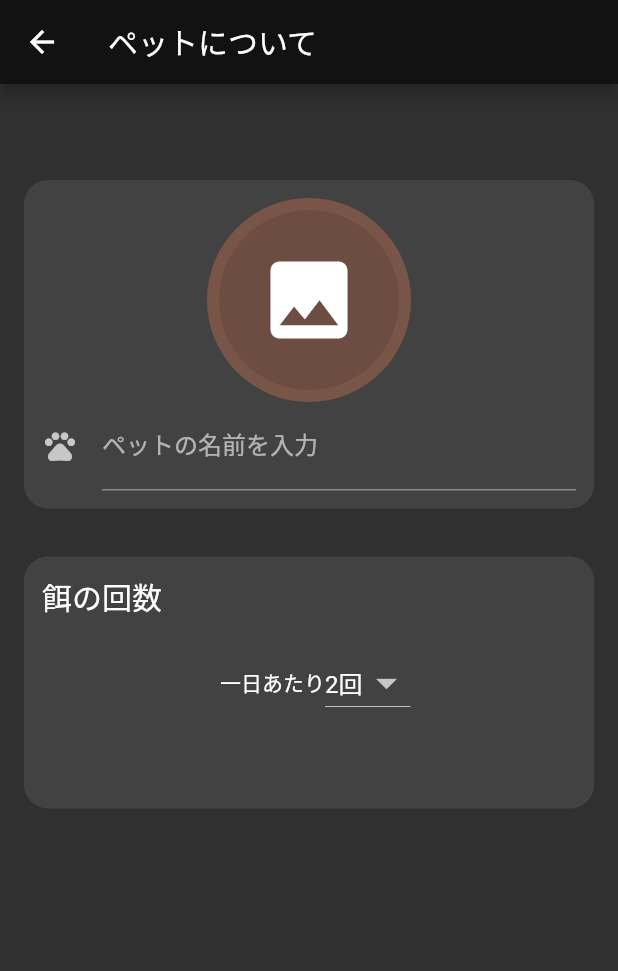
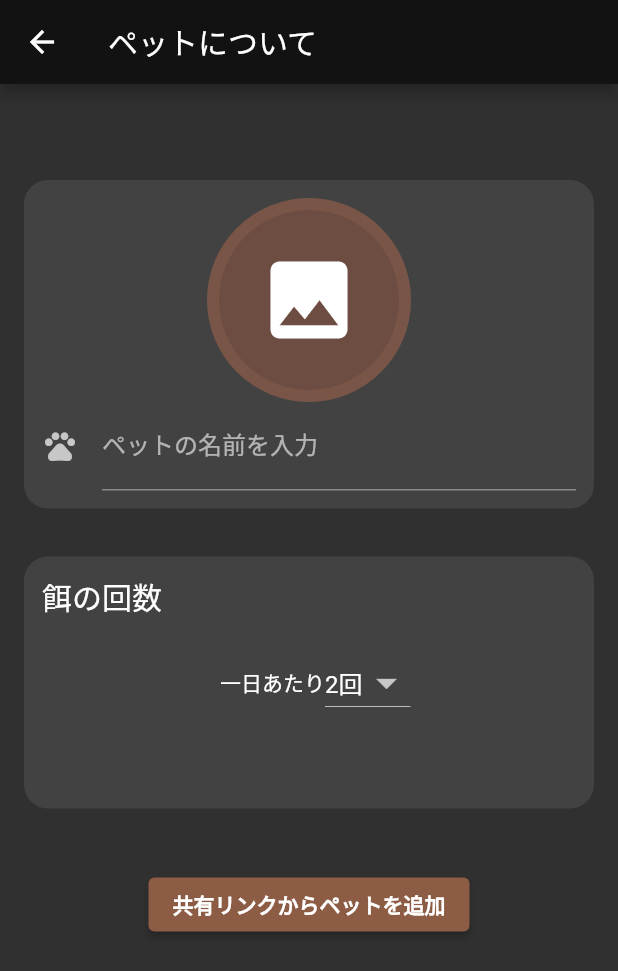
Before and after one commit to fummicc1/petfee, a Flutter app: the InputNewPetInfoPage screen opened directly, on a phone screen of 412 x 824 dp. Shown: the top 971 px of the screen. Run offline on Flutter 3.47's test engine with Material 2 defaults, Android fonts, the phone set to English and light mode, and no system bars; our stand-ins replace cloud_firestore, device_info_plus, firebase_auth, firebase_dynamic_links, firebase_messaging, firebase_storage and 6 more; accounts and stored records are empty; network calls fail.

Commit message:
Create scan_pet_group button in add_new_pet_page

```diff
--- a/app/lib/main.dart
+++ b/app/lib/main.dart
@@ -3,6 +3,7 @@ import 'package:flutter/material.dart';
 import 'package:flutter_riverpod/flutter_riverpod.dart';
 import 'package:intl/date_symbol_data_local.dart';
 import 'package:petfee/domain/entities/pet.dart';
+import 'package:petfee/ui/pages/pet_group/scan_group/widget.dart';
 import '/ui/pages/pet_detail/widget.dart';
 import '/ui/pages/pet_list/widget.dart';
 import '/ui/pages/root_page.dart';
@@ -55,6 +56,7 @@ class _MyAppState extends State<MyApp> {
           final pet = ModalRoute.of(context)?.settings.arguments as Pet;
           return PetDetailPage(pet: pet);
         },
+        ScanPetGroupPage.pageName: (context) => const ScanPetGroupPage(),
       },
     );
   }
--- a/app/lib/ui/pages/add_new_pet/pet_info/widget.dart
+++ b/app/lib/ui/pages/add_new_pet/widget.dart
@@ -4,10 +4,11 @@ import 'package:flutter/foundation.dart';
 import 'package:flutter/material.dart';
 import 'package:flutter_riverpod/flutter_riverpod.dart';
 import 'package:image_picker/image_picker.dart';
+import 'package:petfee/ui/pages/pet_group/scan_group/widget.dart';
 import '/ui/pages/add_new_pet/feed_times/widget.dart';
 import '/ui/pages/pet_list/widget.dart';
 import '/ui/pages/root_page.dart';
-import '../controller.dart';
+import 'controller.dart';
 import '/main.dart';
 import '/strings.dart';
 import '/ui/components/avatar_view.dart';
@@ -93,6 +94,21 @@ class InputNewPetInfoPage extends ConsumerWidget {
             SizedBox(
               height: 200,
               child: SetupFeedTimesPage(canBack: canBack),
+            ),
+            const SizedBox(
+              height: 24,
+            ),
+            ElevatedButton(
+              onPressed: () {
+                Navigator.of(context).pushNamed(ScanPetGroupPage.pageName);
+              },
+              child: Text(
+                "共有リンクからペットを追加",
+                style: Theme.of(context)
+                    .textTheme
+                    .button
+                    ?.apply(fontWeightDelta: 2),
+              ),
             )
           ],
         ),
@@ -100,9 +116,7 @@ class InputNewPetInfoPage extends ConsumerWidget {
       floatingActionButton: state.canCompleteNewPetSettings
           ? FloatingActionButton.extended(
               onPressed: () async {
-                await ref
-                    .read(addNewPetController.notifier)
-                    .completeSettings();
+                await ref.read(addNewPetController.notifier).completeSettings();
                 if (canBack) {
                   // ignore: use_build_context_synchronously
                   Navigator.of(context).pop();
@@ -110,7 +124,7 @@ class InputNewPetInfoPage extends ConsumerWidget {
                   // ignore: use_build_context_synchronously
                   Navigator.of(context).pushNamedAndRemoveUntil(
                       PetListPage.pageName,
-                          (route) => route.settings.name == RootPage.pageName);
+                      (route) => route.settings.name == RootPage.pageName);
                 }
               },
               label: const Text("決定"))
--- a/app/lib/ui/pages/pet_list/widget.dart
+++ b/app/lib/ui/pages/pet_list/widget.dart
@@ -4,7 +4,7 @@ import '/main.dart';
 import 'controller.dart';
 import 'state.dart';
 import '/ui/components/pet_card.dart';
-import '/ui/pages/add_new_pet/pet_info/widget.dart';
+import '../add_new_pet/widget.dart';
 import '/ui/pages/pet_detail/widget.dart';
 import '/ui/pages/pet_group/add_pet_to_group_page.dart';
 
--- a/app/lib/ui/pages/root_page.dart
+++ b/app/lib/ui/pages/root_page.dart
@@ -7,7 +7,7 @@ import 'package:petfee/domain/exceptions/auth.dart';
 import 'package:petfee/domain/exceptions/pet.dart';
 import 'package:petfee/domain/repositories/auth/repository.dart';
 import 'package:petfee/domain/repositories/pet/repository.dart';
-import '/ui/pages/add_new_pet/pet_info/widget.dart';
+import 'add_new_pet/widget.dart';
 import 'pet_group/join_group/widget.dart';
 import '/ui/pages/pet_list/widget.dart';
 
```
Also changed, not shown: app/lib/ui/pages/pet_group/scan_group/widget.dart (added, +21 -0 lines).
